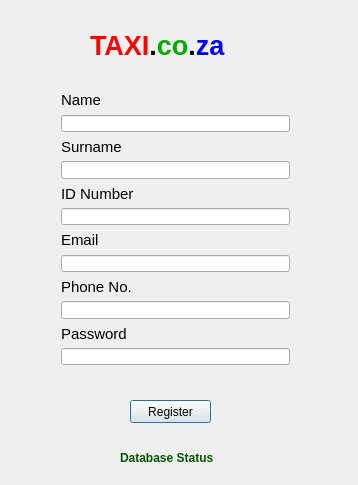
Qt form Register.ui (MichaelPaulinus/Taxi-Management-System) before a commit.
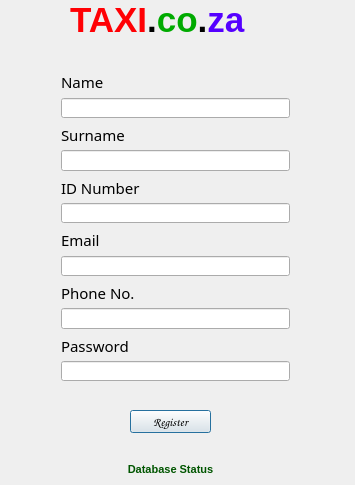
The same form after that commit.

What changed in the file:
```diff
--- a/Register.ui
+++ b/Register.ui
@@ -6,98 +6,166 @@
    <rect>
     <x>0</x>
     <y>0</y>
-    <width>358</width>
+    <width>355</width>
     <height>485</height>
    </rect>
   </property>
   <property name="windowTitle">
    <string>Register</string>
   </property>
-  <widget class="QLabel" name="label">
-   <property name="geometry">
-    <rect>
-     <x>90</x>
-     <y>30</y>
-     <width>171</width>
-     <height>31</height>
-    </rect>
-   </property>
-   <property name="styleSheet">
-    <string notr="true">font: 18pt &quot;Kristen ITC&quot;;</string>
-   </property>
-   <property name="text">
-    <string>&lt;html&gt;&lt;head/&gt;&lt;body&gt;&lt;p&gt;&lt;span style=&quot; font-size:20pt; font-weight:600; color:#ff0000;&quot;&gt;TAXI&lt;/span&gt;&lt;span style=&quot; font-size:20pt; font-weight:600;&quot;&gt;.&lt;/span&gt;&lt;span style=&quot; font-size:20pt; font-weight:600; color:#00aa00;&quot;&gt;co&lt;/span&gt;&lt;span style=&quot; font-size:20pt; font-weight:600;&quot;&gt;.&lt;/span&gt;&lt;span style=&quot; font-size:20pt; font-weight:600; color:#0000ff;&quot;&gt;za&lt;/span&gt;&lt;/p&gt;&lt;/body&gt;&lt;/html&gt;</string>
-   </property>
-  </widget>
   <widget class="QWidget" name="layoutWidget">
    <property name="geometry">
     <rect>
      <x>50</x>
-     <y>80</y>
+     <y>60</y>
      <width>251</width>
-     <height>296</height>
+     <height>332</height>
     </rect>
    </property>
+   <property name="font">
+    <font>
+     <family>Century Gothic</family>
+     <pointsize>10</pointsize>
+    </font>
+   </property>
    <layout class="QVBoxLayout" name="verticalLayout_2">
     <item>
      <widget class="QLabel" name="nameLabel_2">
+      <property name="font">
+       <font>
+        <family>Century Gothic</family>
+        <pointsize>10</pointsize>
+       </font>
+      </property>
       <property name="text">
        <string>&lt;html&gt;&lt;head/&gt;&lt;body&gt;&lt;p&gt;&lt;span style=&quot; font-size:11pt;&quot;&gt;Name&lt;/span&gt;&lt;/p&gt;&lt;/body&gt;&lt;/html&gt;</string>
       </property>
      </widget>
     </item>
     <item>
-     <widget class="QLineEdit" name="nameEdit_2"/>
+     <widget class="QLineEdit" name="nameEdit_2">
+      <property name="font">
+       <font>
+        <family>Century Gothic</family>
+        <pointsize>10</pointsize>
+       </font>
+      </property>
+     </widget>
     </item>
     <item>
      <widget class="QLabel" name="surnameLabel_2">
+      <property name="font">
+       <font>
+        <family>Century Gothic</family>
+        <pointsize>10</pointsize>
+       </font>
+      </property>
       <property name="text">
        <string>&lt;html&gt;&lt;head/&gt;&lt;body&gt;&lt;p&gt;&lt;span style=&quot; font-size:11pt;&quot;&gt;Surname&lt;/span&gt;&lt;/p&gt;&lt;/body&gt;&lt;/html&gt;</string>
       </property>
      </widget>
     </item>
     <item>
-     <widget class="QLineEdit" name="surnameEdit_2"/>
+     <widget class="QLineEdit" name="surnameEdit_2">
+      <property name="font">
+       <font>
+        <family>Century Gothic</family>
+        <pointsize>10</pointsize>
+       </font>
+      </property>
+     </widget>
     </item>
     <item>
      <widget class="QLabel" name="idLabel_2">
+      <property name="font">
+       <font>
+        <family>Century Gothic</family>
+        <pointsize>10</pointsize>
+       </font>
+      </property>
       <property name="text">
        <string>&lt;html&gt;&lt;head/&gt;&lt;body&gt;&lt;p&gt;&lt;span style=&quot; font-size:11pt;&quot;&gt;ID Number&lt;/span&gt;&lt;/p&gt;&lt;/body&gt;&lt;/html&gt;</string>
       </property>
      </widget>
     </item>
     <item>
-     <widget class="QLineEdit" name="idEdit_2"/>
+     <widget class="QLineEdit" name="idEdit_2">
+      <property name="font">
+       <font>
+        <family>Century Gothic</family>
+        <pointsize>10</pointsize>
+       </font>
+      </property>
+     </widget>
     </item>
     <item>
      <widget class="QLabel" name="emailLabel_2">
+      <property name="font">
+       <font>
+        <family>Century Gothic</family>
+        <pointsize>10</pointsize>
+       </font>
+      </property>
       <property name="text">
        <string>&lt;html&gt;&lt;head/&gt;&lt;body&gt;&lt;p&gt;&lt;span style=&quot; font-size:11pt;&quot;&gt;Email&lt;/span&gt;&lt;/p&gt;&lt;/body&gt;&lt;/html&gt;</string>
       </property>
      </widget>
     </item>
     <item>
-     <widget class="QLineEdit" name="emailEdit_2"/>
+     <widget class="QLineEdit" name="emailEdit_2">
+      <property name="font">
+       <font>
+        <family>Century Gothic</family>
+        <pointsize>10</pointsize>
+       </font>
+      </property>
+     </widget>
     </item>
     <item>
      <widget class="QLabel" name="pnumLabel_2">
+      <property name="font">
+       <font>
+        <family>Century Gothic</family>
+        <pointsize>10</pointsize>
+       </font>
+      </property>
       <property name="text">
        <string>&lt;html&gt;&lt;head/&gt;&lt;body&gt;&lt;p&gt;&lt;span style=&quot; font-size:11pt;&quot;&gt;Phone No.&lt;/span&gt;&lt;/p&gt;&lt;/body&gt;&lt;/html&gt;</string>
       </property>
      </widget>
     </item>
     <item>
-     <widget class="QLineEdit" name="pnumEdit_2"/>
+     <widget class="QLineEdit" name="pnumEdit_2">
+      <property name="font">
+       <font>
+        <family>Century Gothic</family>
+        <pointsize>10</pointsize>
+       </font>
+      </property>
+     </widget>
     </item>
     <item>
      <widget class="QLabel" name="passwordLabel_2">
+      <property name="font">
+       <font>
+        <family>Century Gothic</family>
+        <pointsize>10</pointsize>
+       </font>
+      </property>
       <property name="text">
        <string>&lt;html&gt;&lt;head/&gt;&lt;body&gt;&lt;p&gt;&lt;span style=&quot; font-size:11pt;&quot;&gt;Password&lt;/span&gt;&lt;/p&gt;&lt;/body&gt;&lt;/html&gt;</string>
       </property>
      </widget>
     </item>
     <item>
-     <widget class="QLineEdit" name="passwordEdit_2"/>
+     <widget class="QLineEdit" name="passwordEdit_2">
+      <property name="font">
+       <font>
+        <family>Century Gothic</family>
+        <pointsize>10</pointsize>
+       </font>
+      </property>
+     </widget>
     </item>
    </layout>
   </widget>
@@ -105,26 +173,60 @@
    <property name="geometry">
     <rect>
      <x>130</x>
-     <y>400</y>
+     <y>410</y>
      <width>81</width>
      <height>23</height>
     </rect>
    </property>
+   <property name="font">
+    <font>
+     <family>Comic Sans MS</family>
+     <weight>75</weight>
+     <bold>true</bold>
+    </font>
+   </property>
+   <property name="cursor">
+    <cursorShape>PointingHandCursor</cursorShape>
+   </property>
    <property name="text">
     <string>Register</string>
    </property>
   </widget>
+  <widget class="QLabel" name="label">
+   <property name="geometry">
+    <rect>
+     <x>70</x>
+     <y>0</y>
+     <width>211</width>
+     <height>41</height>
+    </rect>
+   </property>
+   <property name="styleSheet">
+    <string notr="true">font: 36pt &quot;Kristen ITC&quot;;</string>
+   </property>
+   <property name="text">
+    <string>&lt;html&gt;&lt;head/&gt;&lt;body&gt;&lt;p&gt;&lt;span style=&quot; font-size:26pt; font-weight:600; color:#ff0004;&quot;&gt;TAXI&lt;/span&gt;&lt;span style=&quot; font-size:26pt; font-weight:600;&quot;&gt;.&lt;/span&gt;&lt;span style=&quot; font-size:26pt; font-weight:600; color:#00aa00;&quot;&gt;co&lt;/span&gt;&lt;span style=&quot; font-size:26pt; font-weight:600;&quot;&gt;.&lt;/span&gt;&lt;span style=&quot; font-size:26pt; font-weight:600; color:#5500ff;&quot;&gt;za&lt;/span&gt;&lt;/p&gt;&lt;/body&gt;&lt;/html&gt;</string>
+   </property>
+  </widget>
   <widget class="QLabel" name="status">
    <property name="geometry">
     <rect>
-     <x>120</x>
-     <y>450</y>
-     <width>141</width>
-     <height>16</height>
+     <x>90</x>
+     <y>460</y>
+     <width>161</width>
+     <height>20</height>
     </rect>
    </property>
+   <property name="font">
+    <font>
+     <family>System</family>
+     <pointsize>8</pointsize>
+     <weight>75</weight>
+     <bold>true</bold>
+    </font>
+   </property>
    <property name="text">
-    <string>&lt;html&gt;&lt;head/&gt;&lt;body&gt;&lt;p&gt;&lt;span style=&quot; font-weight:600; color:#005500;&quot;&gt;Database Status&lt;/span&gt;&lt;/p&gt;&lt;/body&gt;&lt;/html&gt;</string>
+    <string>&lt;html&gt;&lt;head/&gt;&lt;body&gt;&lt;p align=&quot;center&quot;&gt;&lt;span style=&quot; color:#005500;&quot;&gt;Database Status&lt;/span&gt;&lt;/p&gt;&lt;/body&gt;&lt;/html&gt;</string>
    </property>
   </widget>
  </widget>
```
